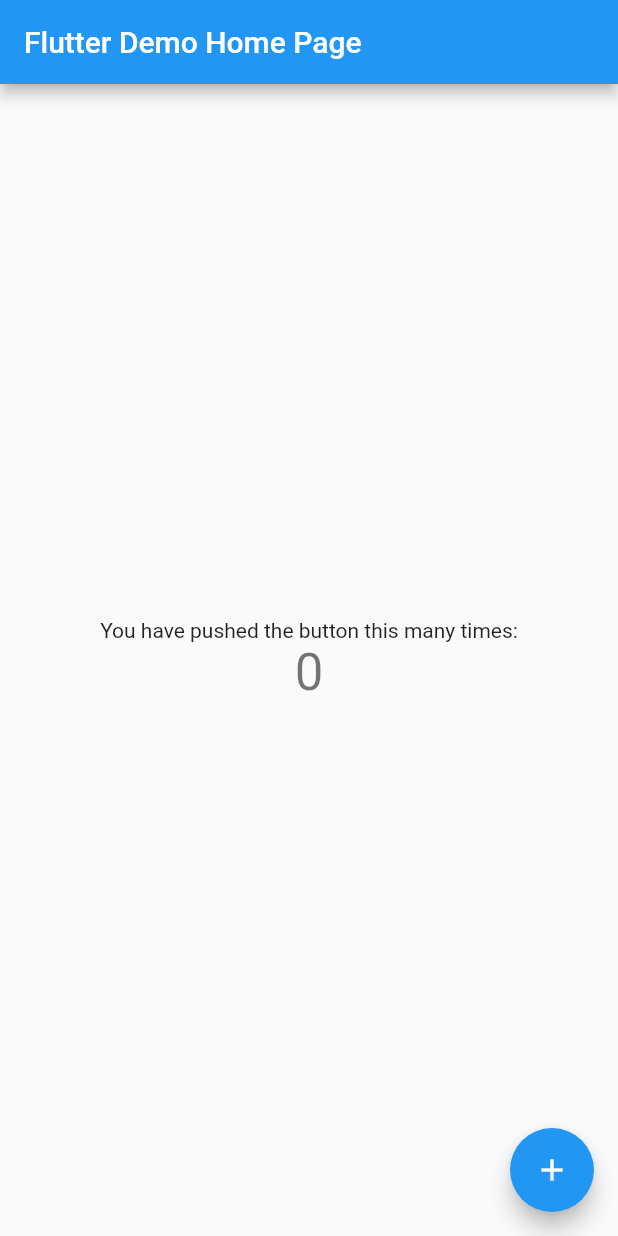
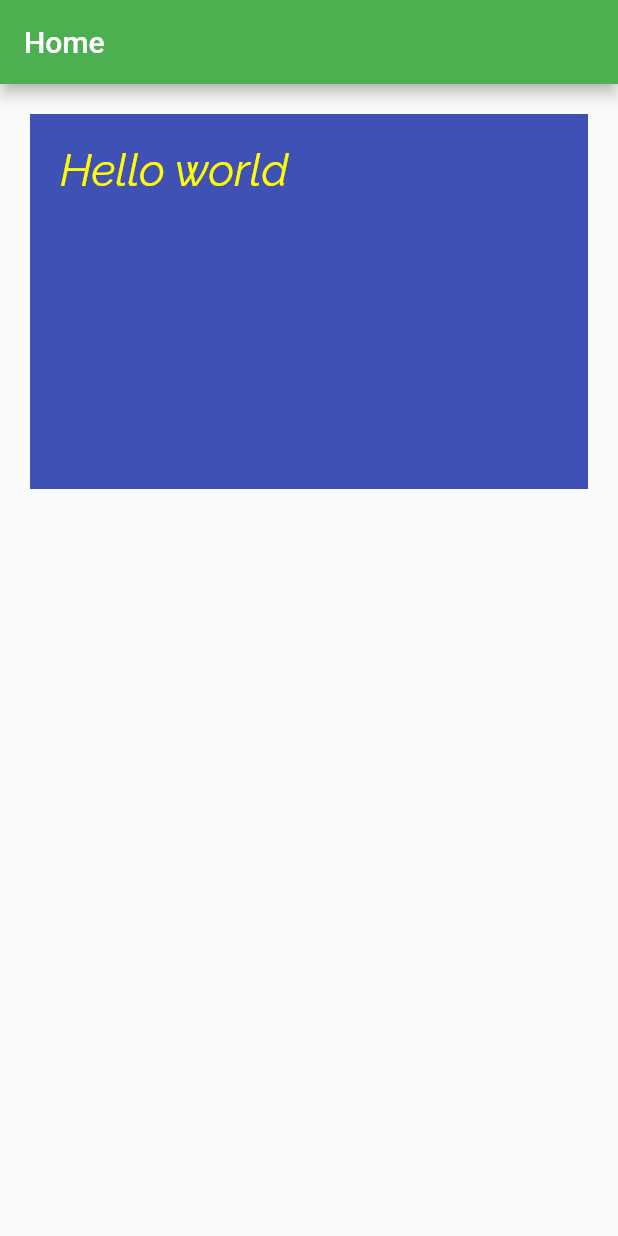
Before and after one commit to akshay-gohel/demo_flutter_sessions_app, a Flutter app: the screen it shows after launch, on a phone screen of 412 x 824 dp. Run offline on Flutter 3.47's test engine with Material 2 defaults, Android fonts, the phone set to English and light mode, and no system bars.

Commit message:
session/widgets_container_fonts: =>  function expression,container widget,fonts, font style and fontweight.

```diff
--- /dev/null
+++ b/lib/app_screens/first.dart
@@ -0,0 +1,29 @@
+import 'package:flutter/material.dart';
+
+class FirstScreen extends StatelessWidget{
+  @override
+  Widget build(BuildContext context) {
+    return
+    Scaffold(
+      appBar: AppBar(title: Text('Home'),backgroundColor: Colors.green,),
+      body: Container(
+      alignment: Alignment.topLeft,
+      width: double.infinity,
+      height: 250.0,
+      color: Colors.indigo,
+      margin: EdgeInsets.only(top:20.0,left: 20.0,right: 20.0),
+      padding: EdgeInsets.all(20.0),
+      child: Text("Hello world",
+        textDirection: TextDirection.ltr,
+        style: TextStyle(
+          decoration: TextDecoration.none,
+          color: Colors.yellowAccent,
+          fontSize: 30.0,
+          fontFamily: 'Raleway',
+          fontStyle: FontStyle.italic,
+        ),
+      ),
+    )
+    );
+  }
+}
--- a/lib/main.dart
+++ b/lib/main.dart
@@ -1,117 +1,17 @@
 import 'package:flutter/material.dart';
 
-void main() {
-  runApp(MyApp());
-}
+import 'app_screens/first.dart';
 
-class MyApp extends StatelessWidget {
-  // This widget is the root of your application.
+void main() => runApp(new MyFlutterApp());
+
+class MyFlutterApp extends StatelessWidget {
+
   @override
   Widget build(BuildContext context) {
     return MaterialApp(
-      title: 'Flutter Demo',
-      theme: ThemeData(
-        // This is the theme of your application.
-        //
-        // Try running your application with "flutter run". You'll see the
-        // application has a blue toolbar. Then, without quitting the app, try
-        // changing the primarySwatch below to Colors.green and then invoke
-        // "hot reload" (press "r" in the console where you ran "flutter run",
-        // or simply save your changes to "hot reload" in a Flutter IDE).
-        // Notice that the counter didn't reset back to zero; the application
-        // is not restarted.
-        primarySwatch: Colors.blue,
-        // This makes the visual density adapt to the platform that you run
-        // the app on. For desktop platforms, the controls will be smaller and
-        // closer together (more dense) than on mobile platforms.
-        visualDensity: VisualDensity.adaptivePlatformDensity,
-      ),
-      home: MyHomePage(title: 'Flutter Demo Home Page'),
+        debugShowCheckedModeBanner: false,
+        title: "My Flutter App",
+        home: FirstScreen()
     );
   }
 }
-
-class MyHomePage extends StatefulWidget {
-  MyHomePage({Key key, this.title}) : super(key: key);
-
-  // This widget is the home page of your application. It is stateful, meaning
-  // that it has a State object (defined below) that contains fields that affect
-  // how it looks.
-
-  // This class is the configuration for the state. It holds the values (in this
-  // case the title) provided by the parent (in this case the App widget) and
-  // used by the build method of the State. Fields in a Widget subclass are
-  // always marked "final".
-
-  final String title;
-
-  @override
-  _MyHomePageState createState() => _MyHomePageState();
-}
-
-class _MyHomePageState extends State<MyHomePage> {
-  int _counter = 0;
-
-  void _incrementCounter() {
-    setState(() {
-      // This call to setState tells the Flutter framework that something has
-      // changed in this State, which causes it to rerun the build method below
-      // so that the display can reflect the updated values. If we changed
-      // _counter without calling setState(), then the build method would not be
-      // called again, and so nothing would appear to happen.
-      _counter++;
-    });
-  }
-
-  @override
-  Widget build(BuildContext context) {
-    // This method is rerun every time setState is called, for instance as done
-    // by the _incrementCounter method above.
-    //
-    // The Flutter framework has been optimized to make rerunning build methods
-    // fast, so that you can just rebuild anything that needs updating rather
-    // than having to individually change instances of widgets.
-    return Scaffold(
-      appBar: AppBar(
-        // Here we take the value from the MyHomePage object that was created by
-        // the App.build method, and use it to set our appbar title.
-        title: Text(widget.title),
-      ),
-      body: Center(
-        // Center is a layout widget. It takes a single child and positions it
-        // in the middle of the parent.
-        child: Column(
-          // Column is also a layout widget. It takes a list of children and
-          // arranges them vertically. By default, it sizes itself to fit its
-          // children horizontally, and tries to be as tall as its parent.
-          //
-          // Invoke "debug painting" (press "p" in the console, choose the
-          // "Toggle Debug Paint" action from the Flutter Inspector in Android
-          // Studio, or the "Toggle Debug Paint" command in Visual Studio Code)
-          // to see the wireframe for each widget.
-          //
-          // Column has various properties to control how it sizes itself and
-          // how it positions its children. Here we use mainAxisAlignment to
-          // center the children vertically; the main axis here is the vertical
-          // axis because Columns are vertical (the cross axis would be
-          // horizontal).
-          mainAxisAlignment: MainAxisAlignment.center,
-          children: <Widget>[
-            Text(
-              'You have pushed the button this many times:',
-            ),
-            Text(
-              '$_counter',
-              style: Theme.of(context).textTheme.headline4,
-            ),
-          ],
-        ),
-      ),
-      floatingActionButton: FloatingActionButton(
-        onPressed: _incrementCounter,
-        tooltip: 'Increment',
-        child: Icon(Icons.add),
-      ), // This trailing comma makes auto-formatting nicer for build methods.
-    );
-  }
-}
```
Also changed, not shown: pubspec.yaml (+6 -6 lines), fonts/Raleway-Italic-VariableFont_wght.ttf (added), fonts/Raleway-VariableFont_wght.ttf (added), 1 other file.
